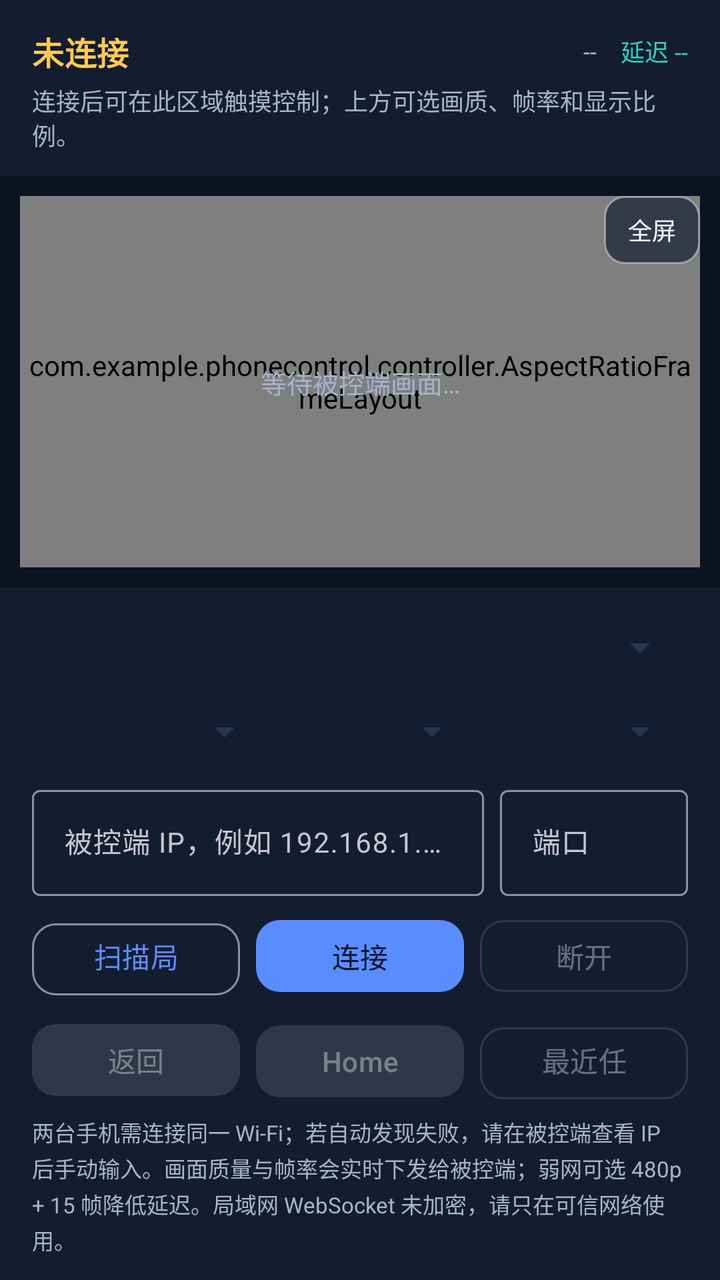
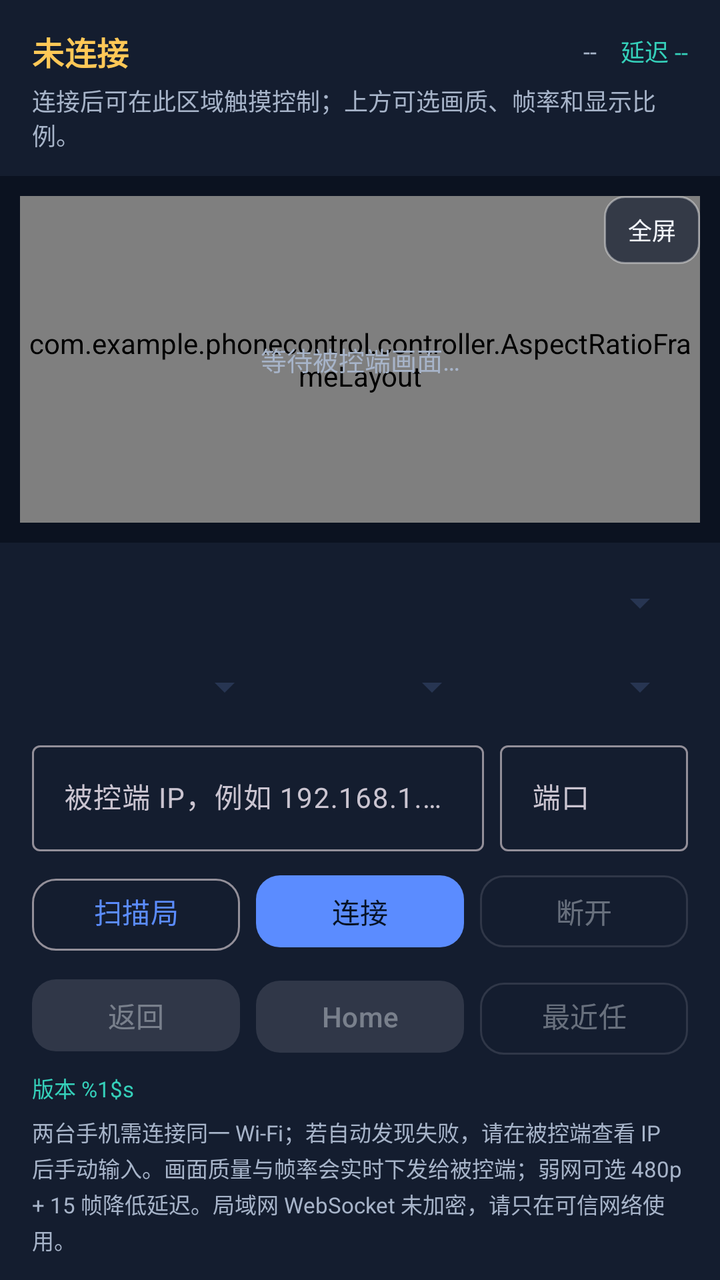

Before-and-after screenshots of an Android layout around one commit, followed by the original layout XML and the change that was made.
<!-- AndroidManifest.xml: application theme Theme.PhoneControl -->
<!-- res/layout/activity_controller.xml -->
<?xml version="1.0" encoding="utf-8"?>
<androidx.constraintlayout.widget.ConstraintLayout xmlns:android="http://schemas.android.com/apk/res/android"
    xmlns:app="http://schemas.android.com/apk/res-auto"
    android:id="@+id/rootLayout"
    android:layout_width="match_parent"
    android:layout_height="match_parent"
    android:background="@color/surface_dark"
    android:clipChildren="true">

    <LinearLayout
        android:id="@+id/topBar"
        android:layout_width="0dp"
        android:layout_height="wrap_content"
        android:background="@color/surface_elevated"
        android:orientation="vertical"
        android:paddingStart="16dp"
        android:paddingTop="14dp"
        android:paddingEnd="16dp"
        android:paddingBottom="12dp"
        app:layout_constraintEnd_toEndOf="parent"
        app:layout_constraintStart_toStartOf="parent"
        app:layout_constraintTop_toTopOf="parent">

        <LinearLayout
            android:layout_width="match_parent"
            android:layout_height="wrap_content"
            android:gravity="center_vertical"
            android:orientation="horizontal">

            <TextView
                android:id="@+id/statusText"
                android:layout_width="0dp"
                android:layout_height="wrap_content"
                android:layout_weight="1"
                android:text="@string/status_idle"
                android:textAppearance="?attr/textAppearanceTitleMedium"
                android:textColor="@color/warning"
                android:textStyle="bold" />

            <TextView
                android:id="@+id/resolutionText"
                android:layout_width="wrap_content"
                android:layout_height="wrap_content"
                android:text="--"
                android:textColor="@color/text_secondary"
                android:textSize="12sp" />

            <TextView
                android:id="@+id/latencyText"
                android:layout_width="wrap_content"
                android:layout_height="wrap_content"
                android:layout_marginStart="12dp"
                android:text="@string/latency_unknown"
                android:textColor="@color/brand_secondary"
                android:textSize="12sp" />
        </LinearLayout>

        <TextView
            android:id="@+id/hintText"
            android:layout_width="match_parent"
            android:layout_height="wrap_content"
            android:layout_marginTop="4dp"
            android:text="@string/hint_disconnected"
            android:textColor="@color/text_secondary"
            android:textSize="12sp" />
    </LinearLayout>

    <com.example.phonecontrol.controller.AspectRatioFrameLayout
        android:id="@+id/videoContainer"
        android:layout_width="0dp"
        android:layout_height="0dp"
        android:layout_marginStart="10dp"
        android:layout_marginTop="10dp"
        android:layout_marginEnd="10dp"
        android:layout_marginBottom="10dp"
        android:background="#000000"
        android:clipChildren="true"
        android:clipToPadding="true"
        app:layout_constraintBottom_toTopOf="@id/bottomPanel"
        app:layout_constraintEnd_toEndOf="parent"
        app:layout_constraintStart_toStartOf="parent"
        app:layout_constraintTop_toBottomOf="@id/topBar">

        <SurfaceView
            android:id="@+id/surfaceView"
            android:layout_width="match_parent"
            android:layout_height="match_parent" />
    </com.example.phonecontrol.controller.AspectRatioFrameLayout>

    <TextView
        android:id="@+id/videoPlaceholder"
        android:layout_width="wrap_content"
        android:layout_height="wrap_content"
        android:text="@string/video_placeholder"
        android:textColor="@color/text_secondary"
        android:textSize="13sp"
        app:layout_constraintBottom_toBottomOf="@id/videoContainer"
        app:layout_constraintEnd_toEndOf="@id/videoContainer"
        app:layout_constraintStart_toStartOf="@id/videoContainer"
        app:layout_constraintTop_toTopOf="@id/videoContainer" />

    <TextView
        android:id="@+id/fullscreenButton"
        android:layout_width="wrap_content"
        android:layout_height="34dp"
        android:background="@drawable/bg_overlay_chip"
        android:gravity="center"
        android:paddingStart="12dp"
        android:paddingEnd="12dp"
        android:text="@string/fullscreen_enter"
        android:textColor="@color/text_primary"
        android:textSize="12sp"
        app:layout_constraintEnd_toEndOf="@id/videoContainer"
        app:layout_constraintTop_toTopOf="@id/videoContainer" />

    <LinearLayout
        android:id="@+id/bottomPanel"
        android:layout_width="0dp"
        android:layout_height="wrap_content"
        android:background="@color/surface_elevated"
        android:orientation="vertical"
        android:paddingStart="16dp"
        android:paddingTop="10dp"
        android:paddingEnd="16dp"
        android:paddingBottom="12dp"
        app:layout_constraintBottom_toBottomOf="parent"
        app:layout_constraintEnd_toEndOf="parent"
        app:layout_constraintStart_toStartOf="parent">

        <Spinner
            android:id="@+id/deviceSpinner"
            android:layout_width="match_parent"
            android:layout_height="40dp"
            android:backgroundTint="@color/card_stroke"
            android:contentDescription="@string/device_hint"
            android:spinnerMode="dropdown" />

        <LinearLayout
            android:layout_width="match_parent"
            android:layout_height="wrap_content"
            android:layout_marginTop="4dp"
            android:orientation="horizontal">

            <Spinner
                android:id="@+id/qualitySpinner"
                android:layout_width="0dp"
                android:layout_height="36dp"
                android:layout_weight="1.05"
                android:backgroundTint="@color/card_stroke"
                android:contentDescription="@string/quality_hint"
                android:spinnerMode="dropdown" />

            <Spinner
                android:id="@+id/fpsSpinner"
                android:layout_width="0dp"
                android:layout_height="36dp"
                android:layout_marginStart="6dp"
                android:layout_weight="0.85"
                android:backgroundTint="@color/card_stroke"
                android:contentDescription="@string/fps_hint"
                android:spinnerMode="dropdown" />

            <Spinner
                android:id="@+id/fitSpinner"
                android:layout_width="0dp"
                android:layout_height="36dp"
                android:layout_marginStart="6dp"
                android:layout_weight="0.85"
                android:backgroundTint="@color/card_stroke"
                android:contentDescription="@string/fit_hint"
                android:spinnerMode="dropdown" />
        </LinearLayout>

        <LinearLayout
            android:layout_width="match_parent"
            android:layout_height="wrap_content"
            android:layout_marginTop="6dp"
            android:orientation="horizontal">

            <com.google.android.material.textfield.TextInputLayout
                style="@style/Widget.Material3.TextInputLayout.OutlinedBox"
                android:layout_width="0dp"
                android:layout_height="wrap_content"
                android:layout_weight="1"
                android:hint="@string/ip_hint">

                <com.google.android.material.textfield.TextInputEditText
                    android:id="@+id/ipInput"
                    android:layout_width="match_parent"
                    android:layout_height="wrap_content"
                    android:imeOptions="actionNext"
                    android:inputType="textUri"
                    android:maxLines="1"
                    android:textSize="14sp" />
            </com.google.android.material.textfield.TextInputLayout>

            <com.google.android.material.textfield.TextInputLayout
                style="@style/Widget.Material3.TextInputLayout.OutlinedBox"
                android:layout_width="94dp"
                android:layout_height="wrap_content"
                android:layout_marginStart="8dp"
                android:hint="@string/port_hint">

                <com.google.android.material.textfield.TextInputEditText
                    android:id="@+id/portInput"
                    android:layout_width="match_parent"
                    android:layout_height="wrap_content"
                    android:imeOptions="actionDone"
                    android:inputType="number"
                    android:maxLength="5"
                    android:maxLines="1"
                    android:textSize="14sp" />
            </com.google.android.material.textfield.TextInputLayout>
        </LinearLayout>

        <LinearLayout
            android:layout_width="match_parent"
            android:layout_height="wrap_content"
            android:layout_marginTop="8dp"
            android:orientation="horizontal">

            <com.google.android.material.button.MaterialButton
                android:id="@+id/scanButton"
                style="@style/Widget.Material3.Button.OutlinedButton"
                android:layout_width="0dp"
                android:layout_height="44dp"
                android:layout_weight="1"
                android:text="@string/scan"
                android:textAllCaps="false"
                app:cornerRadius="12dp" />

            <com.google.android.material.button.MaterialButton
                android:id="@+id/connectButton"
                android:layout_width="0dp"
                android:layout_height="44dp"
                android:layout_marginStart="8dp"
                android:layout_weight="1"
                android:text="@string/connect"
                android:textAllCaps="false"
                app:cornerRadius="12dp" />

            <com.google.android.material.button.MaterialButton
                android:id="@+id/disconnectButton"
                style="@style/Widget.Material3.Button.OutlinedButton"
                android:layout_width="0dp"
                android:layout_height="44dp"
                android:layout_marginStart="8dp"
                android:layout_weight="1"
                android:enabled="false"
                android:text="@string/disconnect"
                android:textAllCaps="false"
                app:cornerRadius="12dp" />
        </LinearLayout>

        <LinearLayout
            android:layout_width="match_parent"
            android:layout_height="wrap_content"
            android:layout_marginTop="8dp"
            android:orientation="horizontal">

            <com.google.android.material.button.MaterialButton
                android:id="@+id/backButton"
                android:layout_width="0dp"
                android:layout_height="44dp"
                android:layout_weight="1"
                android:enabled="false"
                android:text="@string/back"
                android:textAllCaps="false"
                app:cornerRadius="12dp" />

            <com.google.android.material.button.MaterialButton
                android:id="@+id/homeButton"
                android:layout_width="0dp"
                android:layout_height="44dp"
                android:layout_marginStart="8dp"
                android:layout_weight="1"
                android:enabled="false"
                android:text="@string/home"
                android:textAllCaps="false"
                app:cornerRadius="12dp" />

            <com.google.android.material.button.MaterialButton
                android:id="@+id/recentsButton"
                style="@style/Widget.Material3.Button.OutlinedButton"
                android:layout_width="0dp"
                android:layout_height="44dp"
                android:layout_marginStart="8dp"
                android:layout_weight="1"
                android:enabled="false"
                android:text="@string/recents"
                android:textAllCaps="false"
                app:cornerRadius="12dp" />
        </LinearLayout>

        <TextView
            android:id="@+id/helpText"
            android:layout_width="match_parent"
            android:layout_height="wrap_content"
            android:layout_marginTop="6dp"
            android:lineSpacingExtra="2dp"
            android:text="@string/help_text"
            android:textColor="@color/text_secondary"
            android:textSize="11sp" />
    </LinearLayout>

</androidx.constraintlayout.widget.ConstraintLayout>
<!-- resources referenced by this layout -->
<resources>
  <color name="brand_secondary">#35D0BA</color>
  <color name="card_stroke">#273552</color>
  <color name="surface_dark">#0B1220</color>
  <color name="surface_elevated">#141D2F</color>
  <color name="text_primary">#F3F6FC</color>
  <color name="text_secondary">#A7B4C9</color>
  <color name="warning">#FFC857</color>
  <!-- drawable bg_overlay_chip (drawable) -->
  <?xml version="1.0" encoding="utf-8"?>
  <shape xmlns:android="http://schemas.android.com/apk/res/android"
      android:shape="rectangle">
      <solid android:color="#B3141D2F" />
      <corners android:radius="10dp" />
      <stroke
          android:width="1dp"
          android:color="#66FFFFFF" />
  </shape>
  <string name="back">返回</string>
  <string name="connect">连接</string>
  <string name="device_hint">局域网设备</string>
  <string name="disconnect">断开</string>
  <string name="fit_hint">显示比例</string>
  <string name="fps_hint">帧率</string>
  <string name="fullscreen_enter">全屏</string>
  <string name="help_text">两台手机需连接同一 Wi-Fi；若自动发现失败，请在被控端查看 IP 后手动输入。画面质量与帧率会实时下发给被控端；弱网可选 480p + 15 帧降低延迟。局域网 WebSocket 未加密，请只在可信网络使用。</string>
  <string name="hint_disconnected">连接后可在此区域触摸控制；上方可选画质、帧率和显示比例。</string>
  <string name="home">Home</string>
  <string name="ip_hint">被控端 IP，例如 192.168.1.23</string>
  <string name="latency_unknown">延迟 --</string>
  <string name="port_hint">端口</string>
  <string name="quality_hint">画面质量</string>
  <string name="recents">最近任务</string>
  <string name="scan">扫描局域网</string>
  <string name="status_idle">未连接</string>
  <string name="video_placeholder">等待被控端画面…</string>
  <style name="Theme.PhoneControl" parent="Theme.Material3.Dark.NoActionBar">
          <item name="colorPrimary">@color/brand_primary</item>
          <item name="colorOnPrimary">@color/brand_on_primary</item>
          <item name="colorSecondary">@color/brand_secondary</item>
          <item name="colorOnSecondary">@color/brand_on_primary</item>
          <item name="colorSurface">@color/surface_dark</item>
          <item name="colorOnSurface">@color/text_primary</item>
          <item name="colorError">@color/danger</item>
          <item name="android:colorBackground">@color/surface_dark</item>
          <item name="android:windowBackground">@color/surface_dark</item>
          <item name="android:statusBarColor">@color/surface_dark</item>
          <item name="android:navigationBarColor">@color/surface_dark</item>
          <item name="android:windowLightStatusBar">false</item>
          <item name="android:windowLightNavigationBar">false</item>
      </style>
  <color name="brand_primary">#5B8CFF</color>
  <color name="brand_on_primary">#071326</color>
  <color name="danger">#FF6B6B</color>
</resources>

<!-- the commit's change to res/layout/activity_controller.xml (unified diff, before → after) -->
@@ -293,6 +293,15 @@
         </LinearLayout>
 
         <TextView
+            android:id="@+id/versionText"
+            android:layout_width="match_parent"
+            android:layout_height="wrap_content"
+            android:layout_marginTop="6dp"
+            android:text="@string/version_label"
+            android:textColor="@color/brand_secondary"
+            android:textSize="11sp" />
+
+        <TextView
             android:id="@+id/helpText"
             android:layout_width="match_parent"
             android:layout_height="wrap_content"
<!-- resource entries referenced after the edit -->
@@ -34,6 +34,7 @@
   <string name="recents">最近任务</string>
   <string name="scan">扫描局域网</string>
   <string name="status_idle">未连接</string>
+  <string name="version_label">版本 %1$s</string>
   <string name="video_placeholder">等待被控端画面…</string>
   <style name="Theme.PhoneControl" parent="Theme.Material3.Dark.NoActionBar">
           <item name="colorPrimary">@color/brand_primary</item>
